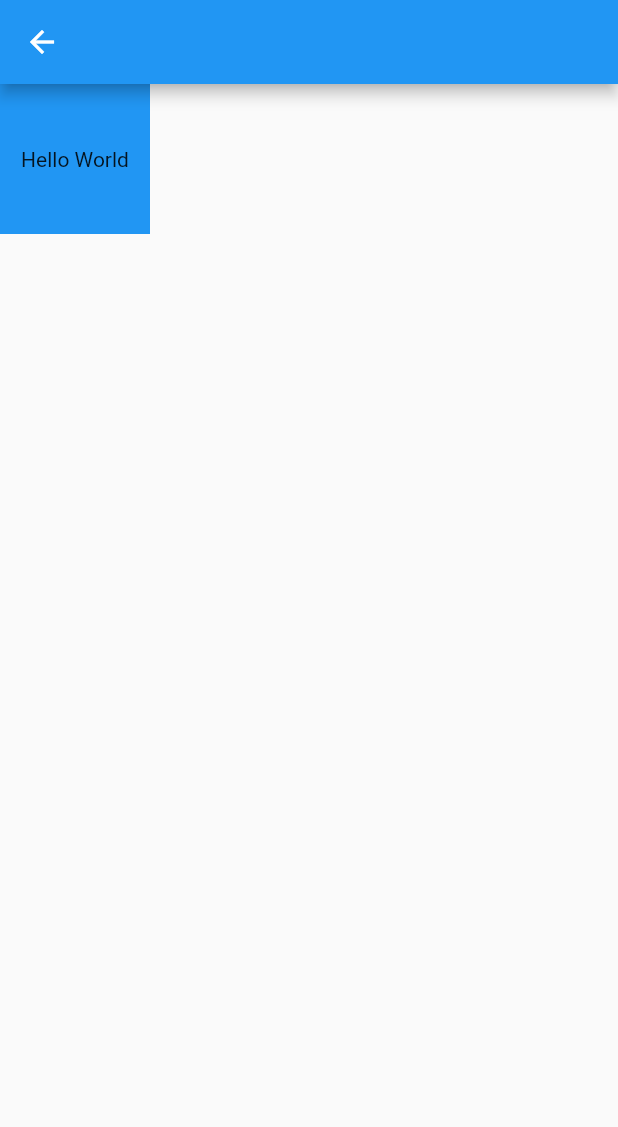
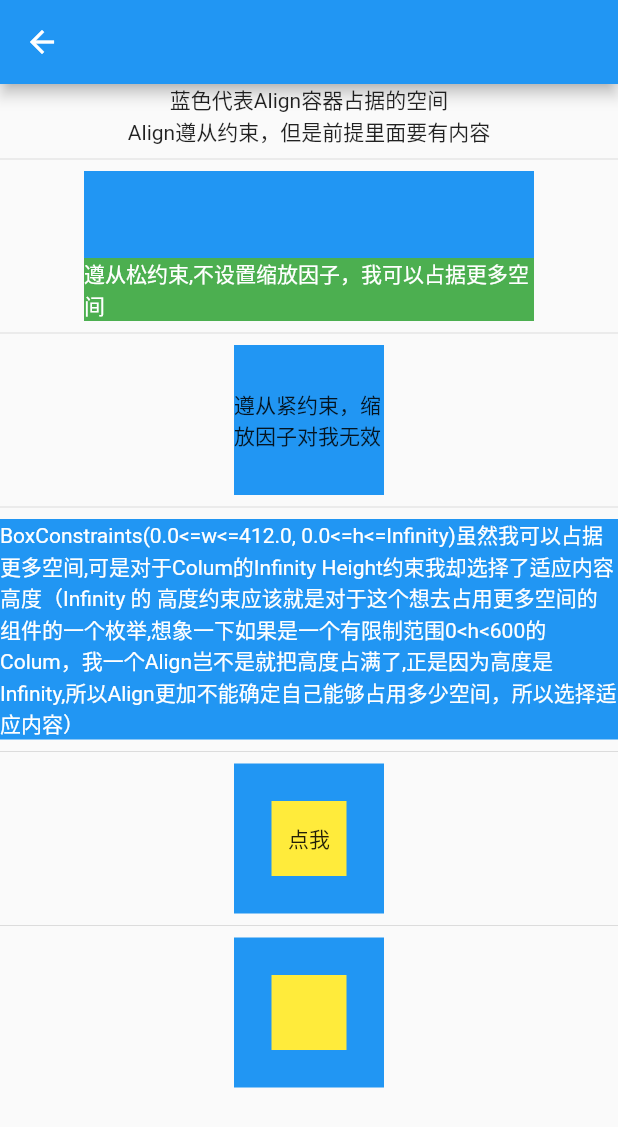
Before and after one commit to ObjectInit/learnflutter, a Flutter app: the MyAlign screen opened directly, on a phone screen of 412 x 824 dp. Shown: the top 1127 px of the screen. Run offline on Flutter 3.47's test engine with Material 2 defaults, Android fonts, the phone set to English and light mode, and no system bars; our stand-ins replace lottie; network calls fail.

Commit message:
align 描述

```diff
--- a/lib/commonwidget/menus_item.dart
+++ b/lib/commonwidget/menus_item.dart
@@ -3,16 +3,18 @@ import 'package:flutter/material.dart';
 class MyMenuItem extends StatelessWidget {
   final WidgetBuilder builder;
   final String title;
+  final String? subTitle;
   const MyMenuItem({
     Key? key,
     required this.title,
-    required this.builder,
+    required this.builder, this.subTitle,
   }) : super(key: key);
 
   @override
   Widget build(BuildContext context) {
     return ListTile(
       title: Text(title),
+      subtitle: subTitle==null?null:Text(subTitle??""),
       trailing: const Icon(Icons.arrow_right),
       onTap: () {
         Navigator.push(
--- a/lib/widgets/container/index.dart
+++ b/lib/widgets/container/index.dart
@@ -3,6 +3,7 @@ import 'package:flutter/src/widgets/container.dart';
 import 'package:flutter/src/widgets/framework.dart';
 import 'package:learnflutter/CommonWidget/menus_item.dart';
 import 'package:learnflutter/widgets/container/my_clip.dart';
+import 'package:learnflutter/widgets/container/my_padding.dart';
 
 class ContainerWidgetsIndex extends StatelessWidget {
   const ContainerWidgetsIndex({super.key});
@@ -13,7 +14,8 @@ class ContainerWidgetsIndex extends StatelessWidget {
       appBar: AppBar(),
       body: ListView(
         children: [
-          MyMenuItem(title: "Clip（剪裁）组件", builder:(context) => const MyClipWidget(),)
+          MyMenuItem(title: "Clip（剪裁）组件", builder:(context) => const MyClipWidget(),),
+          MyMenuItem(title: "Padding组件", builder:(context) => const MyPadding(),)
         ],
       ),
     );
--- /dev/null
+++ b/lib/widgets/container/my_padding.dart
@@ -0,0 +1,18 @@
+import 'package:flutter/material.dart';
+
+class MyPadding extends StatelessWidget {
+  const MyPadding({super.key});
+
+  @override
+  Widget build(BuildContext context) {
+    return Scaffold(
+      appBar: AppBar(),
+      body: Column(
+        children: [
+          ColoredBox(color: Colors.blue,
+          child: Padding(padding: EdgeInsets.all(8)))
+        ],
+      ),
+    );
+  }
+}
--- a/lib/widgets/index.dart
+++ b/lib/widgets/index.dart
@@ -17,6 +17,7 @@ class WidgetsIndex extends StatelessWidget {
         children: [
           MyMenuItem(
             title: "布局类widgets",
+            subTitle: "布局类容器一般不可以直接给宽高，它的大小要么随内容，要么占满",
             builder: (context) => const LayoutWidgetsIndex(),
           ),
           MyMenuItem(
--- a/lib/widgets/layout/my_align.dart
+++ b/lib/widgets/layout/my_align.dart
@@ -9,20 +9,110 @@ class MyAlign extends StatelessWidget {
   Widget build(BuildContext context) {
     return Scaffold(
       appBar: AppBar(),
-      body: Column(
+      body: SingleChildScrollView(
+        child: Column(
           // crossAxisAlignment: CrossAxisAlignment.center,
           children: [
-          ConstrainedBox(
-            constraints: BoxConstraints.loose(const Size(100, 100)),
+            const Text("蓝色代表Align容器占据的空间"),
+            const Text("Align遵从约束，但是前提里面要有内容"),
+            Divider(),
+            Tooltip(
+              triggerMode: TooltipTriggerMode.tap,
+              showDuration: const Duration(seconds: 5),
+              message: "Align 在遵循约束的同时，自己的大小尽可能大,可定位内部组件",
+              child: ConstrainedBox(
+                constraints: BoxConstraints.loose(const Size(300, 100)),
                 child: const ColoredBox(
                   color: Colors.blue,
                   child: Align(
-                child: Text("Hello World"),
+                    alignment: FractionalOffset(1, 1),
+                    child: ColoredBox(
+                        color: Colors.green,
+                        child: Text(
+                          "遵从松约束,不设置缩放因子，我可以占据更多空间",
+                          style: TextStyle(color: Colors.white),
+                        )),
+                  ),
+                ),
+              ),
+            ),
+            Divider(),
+            Tooltip(
+              message:
+                  "widthFactor 和 heightFactor 确定Align自身宽高相对子组件的缩放因子,但是当自身宽高被约束时,缩放因子无效",
+              triggerMode: TooltipTriggerMode.tap,
+              showDuration: const Duration(seconds: 10),
+              child: ConstrainedBox(
+                constraints: BoxConstraints.tight(const Size(100, 100)),
+                child: const ColoredBox(
+                  color: Colors.blue,
+                  child: Align(
+                    widthFactor: 2,
+                    heightFactor: 2,
+                    child: Text("遵从紧约束，缩放因子对我无效"),
+                  ),
+                ),
+              ),
+            ),
+            Divider(),
+            ColoredBox(
+              color: Colors.blue,
+              child: LayoutBuilder(builder: (context, c) {
+
+                return Align(
+                  child: Text(
+                    "${c}虽然我可以占据更多空间,可是对于Colum的Infinity Height约束我却选择了适应内容高度（Infinity 的 高度约束应该就是对于这个想去占用更多空间的组件的一个枚举,想象一下如果是一个有限制范围0<h<600的Colum，我一个Align岂不是就把高度占满了,正是因为高度是Infinity,所以Align更加不能确定自己能够占用多少空间，所以选择适应内容）",
+                    style: TextStyle(color: Colors.white),
+                  ),
+                );
+              }),
+            ),
+            Divider(),
+            Tooltip(
+              message: "遵从约束，只设置缩放因子为2，我是子容器的2倍",
+              showDuration: const Duration(seconds: 10),
+              triggerMode: TooltipTriggerMode.tap,
+              child: ColoredBox(
+                color: Colors.blue,
+                child: Align(
+                  widthFactor: 2,
+                  heightFactor: 2,
+                  child: Container(
+                    color: Colors.yellow,
+                    width: 50,
+                    height: 50,
+                    child: const Center(child: Text("点我")),
+                  ),
+                ),
+              ),
+            ),
+            Divider(),
+            Tooltip(
+               message: "遵从约束，但是我会把父约束变为松约束",
+              showDuration: const Duration(seconds: 10),
+              triggerMode: TooltipTriggerMode.tap,
+              child: ConstrainedBox(
+                constraints: BoxConstraints.tight(Size(100,100)),
+                child: ColoredBox(
+                  color: Colors.blue,
+                  child: Align(
+                    child: LayoutBuilder(
+                      builder: (context,c) {
+                        print(c);
+                        return Container(
+                          color: Colors.yellow,
+                          width: 50,
+                          height: 50,
+                        );
+                      }
+                    ),
+                  ),
                 ),
               ),
             ),
           ],
         ),
+      ),
     );
   }
 }
```
Lines whose indentation alone changed are shown as unchanged.
